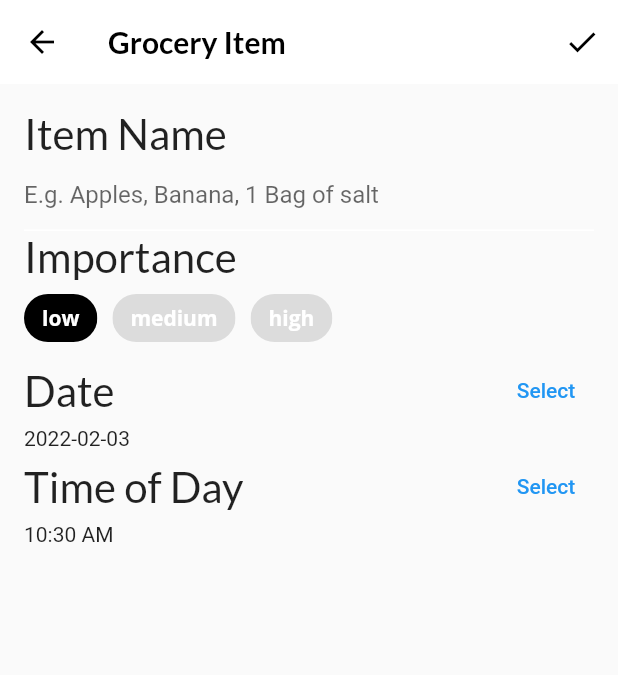
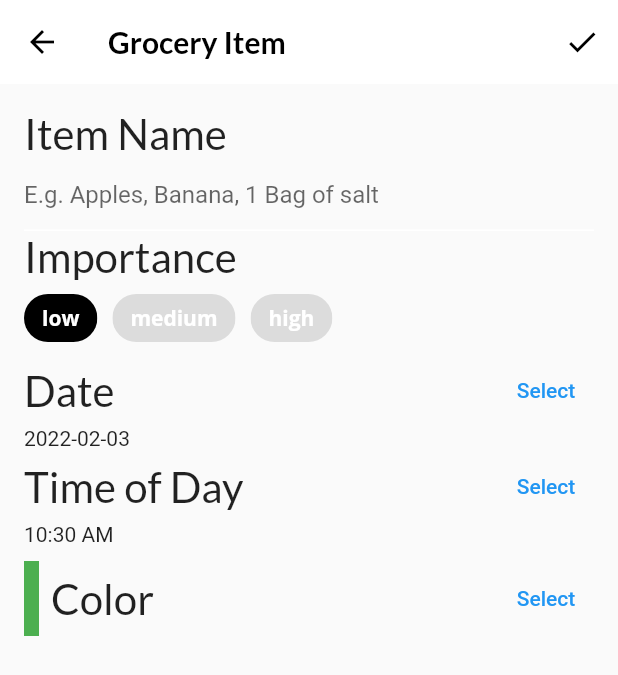
Before and after one commit to tommycp-flutter-apprentice/06-interactive-widgets, a Flutter app: the screen it shows after launch, item 3 of the bottom bar chosen, after a tap on the "add" icon, on a phone screen of 412 x 824 dp. Shown: the top 675 px of the screen. Run offline on Flutter 3.47's test engine with Material 2 defaults, Android fonts, the phone set to English and light mode, and no system bars; our stand-ins replace flutter_colorpicker, google_fonts; project files that could hold a hidden picture were left out.

Commit message:
6.9 Creating the screen to add grocery items: Building the color picker widget

```diff
--- a/fooderlich/lib/screens/grocery_item_screen.dart
+++ b/fooderlich/lib/screens/grocery_item_screen.dart
@@ -111,7 +111,8 @@ class _GroceryItemScreenState extends State<GroceryItemScreen> {
             buildImportanceField(),
             buildDateField(context),
             buildTimeField(context),
-            // TODO 17: Add color picker
+            const SizedBox(height: 10.0),
+            buildColorPicker(context),
             // TODO 18: Add slider
             // TODO 19: Add Grocery Tile
           ],
@@ -300,7 +301,64 @@ class _GroceryItemScreenState extends State<GroceryItemScreen> {
     );
   }
 
-  // TODO: Add buildColorPicker()
+  Widget buildColorPicker(BuildContext context) {
+    // Adds a Row widget to layout the color picker section
+    // in the horizontal direction.
+    return Row(
+      mainAxisAlignment: MainAxisAlignment.spaceBetween,
+      children: [
+        // Creates a child Row and groups the following widgets:
+        // - A Container to display the selected color.
+        // - An 8-pixel-wide SizedBox.
+        // - A Text to display the color picker’s title.
+        Row(
+          children: [
+            Container(
+              height: 50.0,
+              width: 10.0,
+              color: _currentColor,
+            ),
+            const SizedBox(width: 8.0),
+            Text(
+              'Color',
+              style: GoogleFonts.lato(fontSize: 28.0),
+            ),
+          ],
+        ),
+        TextButton(
+          child: const Text('Select'),
+          onPressed: () {
+            // Shows a pop-up dialog when the user taps the button.
+            showDialog(
+              context: context,
+              builder: (context) {
+                // Wraps BlockPicker inside AlertDialog.
+                return AlertDialog(
+                  content: BlockPicker(
+                    pickerColor: Colors.white,
+                    // Updates _currentColor when the user selects a color.
+                    onColorChanged: (color) {
+                      setState(() => _currentColor = color);
+                    },
+                  ),
+                  actions: [
+                    // Adds an action button in the dialog.
+                    // When the user taps Save, it dismisses the dialog.
+                    TextButton(
+                      child: const Text('Save'),
+                      onPressed: () {
+                        Navigator.of(context).pop();
+                      },
+                    ),
+                  ],
+                );
+              },
+            );
+          },
+        ),
+      ],
+    );
+  }
 
   // TODO: Add buildQuantityField()
 }
```
